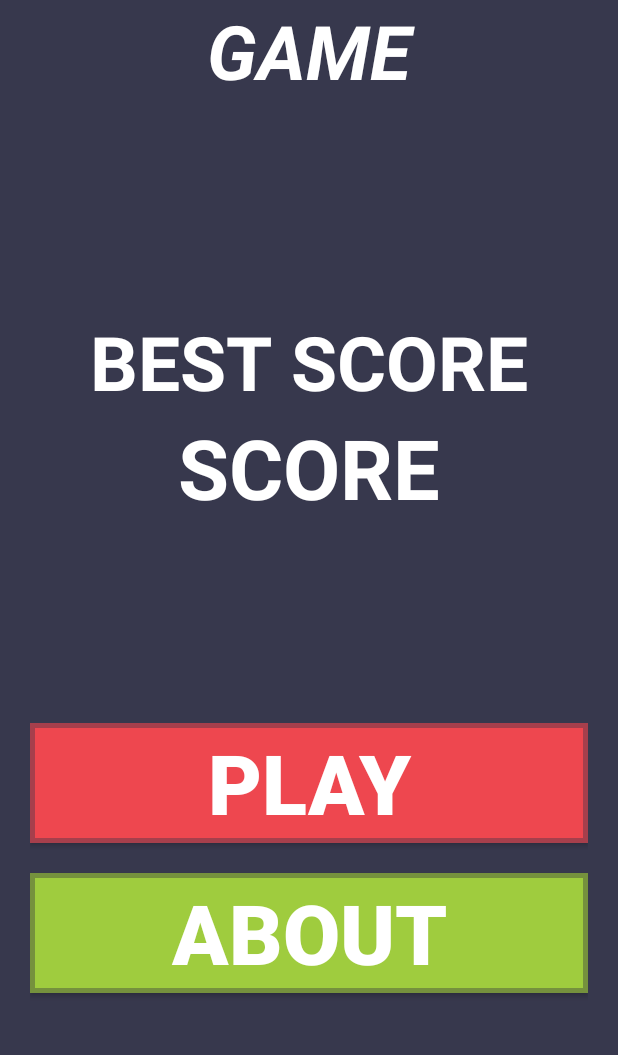
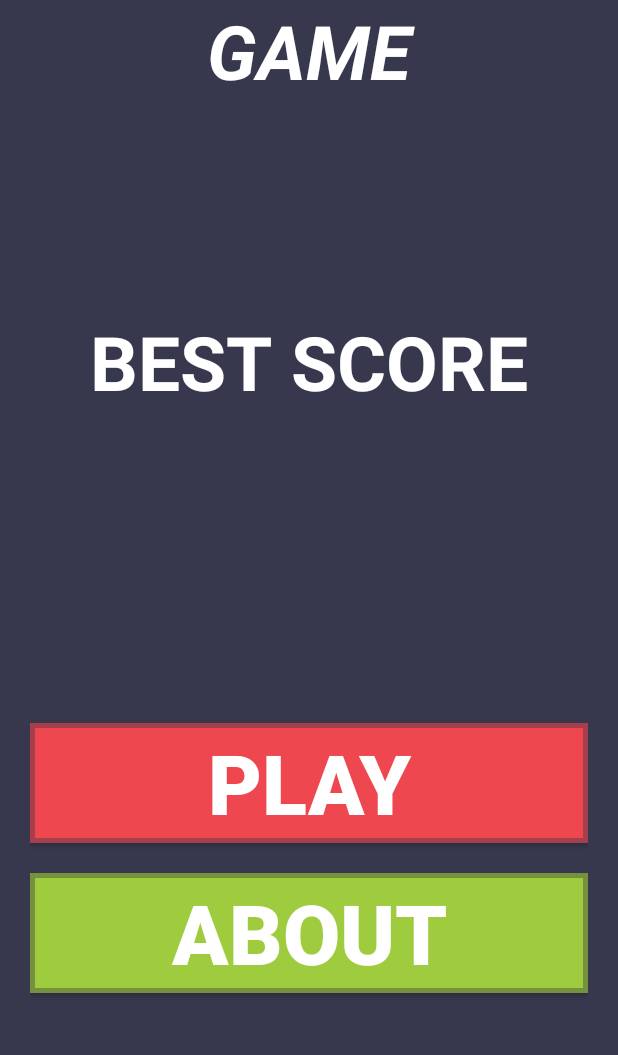
Before and after one commit to phuocloi0502/Fastmath, an Android app: the screen it shows after launch (MainActivity), on a phone screen of 412 x 824 dp, the part 101-1156 px from its top. Run offline under Robolectric (Android 15) with nearby library versions, the light colour scheme and no system bars.

Commit message:
làm xong best score

```diff
--- a/app/src/main/java/com/example/fastmath/MainActivity.java
+++ b/app/src/main/java/com/example/fastmath/MainActivity.java
@@ -3,17 +3,29 @@ package com.example.fastmath;
 import androidx.appcompat.app.AppCompatActivity;
 
 import android.content.Intent;
+import android.content.SharedPreferences;
 import android.os.Bundle;
 import android.view.View;
 import android.widget.Button;
+import android.widget.TextView;
 
 public class MainActivity extends AppCompatActivity {
     Button btnPlay, btnAbout;
+    TextView txvScore;
+    SharedPreferences pr;
     @Override
     protected void onCreate(Bundle savedInstanceState) {
         super.onCreate(savedInstanceState);
         setContentView(R.layout.activity_main);
+
+     //   pr=getSharedPreferences("luudiemhome",MODE_PRIVATE);
+        Intent laydiem=this.getIntent();
+        String  score=laydiem.getStringExtra("diemhome");
+        txvScore=findViewById(R.id.txvscore);
+        txvScore.setText(score);
+
         btnPlay=findViewById(R.id.btnplay);
+
         btnPlay.setOnClickListener(new View.OnClickListener() {
             @Override
             public void onClick(View v) {
@@ -21,5 +33,8 @@ public class MainActivity extends AppCompatActivity {
                 startActivity(intent);
             }
         });
+//        SharedPreferences.Editor editor=pr.edit();
+//        editor.putString("diem",score);
+//        editor.commit();
     }
 }
--- a/app/src/main/java/com/example/fastmath/overactivity.java
+++ b/app/src/main/java/com/example/fastmath/overactivity.java
@@ -22,11 +22,11 @@ public class overactivity extends AppCompatActivity {
         txvmyScrore = findViewById(R.id.txvmyscore);
         btn_Home = findViewById(R.id.btntryagain);
         btn_Try = findViewById(R.id.btnhome);
+        // lay diem
         Intent getScrore = this.getIntent();
         myCore = getScrore.getStringExtra("d");
-        //  Log.d("gt",myCore);
+        //hien diem
         txvmyScrore.setText(myCore);
-        // Toast.makeText(this,myCore,Toast.LENGTH_LONG).show();
         btn_Try.setOnClickListener(new View.OnClickListener() {
             @Override
             public void onClick(View v) {
```
Also changed, not shown: app/src/main/java/com/example/fastmath/playactivity.java (+41 -42 lines).
